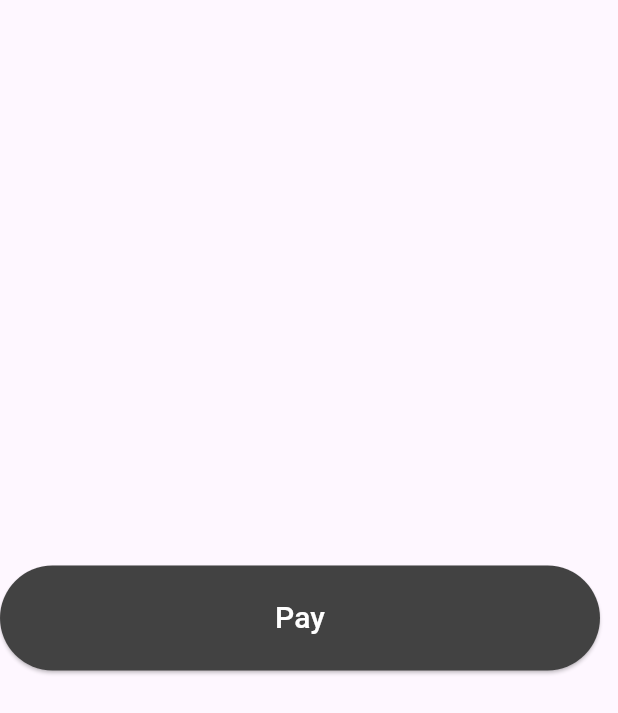
After one commit to kamil36/food_delivery_app, a Flutter app: the MyRazorPay screen opened by its route, after a tap on "Pay", on a phone screen of 412 x 824 dp. The commit adds this screen. Shown: the top 713 px of the screen. Run offline on Flutter 3.47's test engine with Material 3 defaults, Android fonts, the phone set to English and light mode, and no system bars; our stand-ins replace go_router; missing offline and left inert: razorpay_flutter.

Commit message:
Some Changes

```diff
--- /dev/null
+++ b/lib/razorpay/razorpay.dart
@@ -0,0 +1,94 @@
+import 'package:flutter/material.dart';
+import 'package:razorpay_flutter/razorpay_flutter.dart';
+
+class MyRazorPay extends StatefulWidget {
+  const MyRazorPay({super.key});
+
+  @override
+  State<MyRazorPay> createState() => _MyRazorPayState();
+}
+
+class _MyRazorPayState extends State<MyRazorPay> {
+  late Razorpay _razorpay;
+  final GlobalKey<ScaffoldMessengerState> scaffoldMessengerKey =
+      GlobalKey<ScaffoldMessengerState>();
+
+  @override
+  void initState() {
+    super.initState();
+    _razorpay = Razorpay();
+    _razorpay.on(Razorpay.EVENT_PAYMENT_SUCCESS, _handlePaymentSuccess);
+    _razorpay.on(Razorpay.EVENT_PAYMENT_ERROR, _handlePaymentError);
+    _razorpay.on(Razorpay.EVENT_EXTERNAL_WALLET, _handleExternalWallet);
+  }
+
+  void _handlePaymentSuccess(PaymentSuccessResponse response) {
+    scaffoldMessengerKey.currentState?.showSnackBar(
+      SnackBar(
+          content: Text(
+              "Congratulations! Payment Successful: ${response.paymentId}")),
+    );
+  }
+
+  void _handlePaymentError(PaymentFailureResponse response) {
+    scaffoldMessengerKey.currentState?.showSnackBar(
+      SnackBar(
+          content:
+              Text("Payment Error: ${response.code} - ${response.message}")),
+    );
+  }
+
+  void _handleExternalWallet(ExternalWalletResponse response) {
+    scaffoldMessengerKey.currentState?.showSnackBar(
+      SnackBar(content: Text("External Wallet: ${response.walletName}")),
+    );
+  }
+
+  void _startPayment() {
+    var options = {
+      'key': 'rzp_test_cw47EurKaxSKe4',
+      'amount': 200 * 100,
+      'name': 'Flipkart',
+      'description': 'Test Payment',
+      'timeout': 60,
+      'prefill': {'contact': '1234567890', 'email': 'test@example.com'},
+      'external': {
+        'wallets': ['paytm']
+      }
+    };
+
+    try {
+      _razorpay.open(options);
+    } catch (e) {
+      scaffoldMessengerKey.currentState?.showSnackBar(
+        SnackBar(content: Text("Error: $e")),
+      );
+    }
+  }
+
+  @override
+  void dispose() {
+    _razorpay.clear();
+    super.dispose();
+  }
+
+  @override
+  Widget build(BuildContext context) {
+    return Scaffold(
+      body: Column(
+        mainAxisAlignment: MainAxisAlignment.center,
+        children: [
+          ElevatedButton(
+            style: ElevatedButton.styleFrom(
+                fixedSize: Size(400, 70), backgroundColor: Colors.grey[800]),
+            onPressed: _startPayment,
+            child: Text(
+              "Pay",
+              style: TextStyle(fontSize: 20, color: Colors.white),
+            ),
+          ),
+        ],
+      ),
+    );
+  }
+}
--- a/lib/routes/router_config.dart
+++ b/lib/routes/router_config.dart
@@ -4,13 +4,16 @@ import 'package:food_delivery_app/pages/addtocart_page.dart';
 import 'package:food_delivery_app/pages/animation_page.dart';
 import 'package:food_delivery_app/pages/home_page.dart';
 import 'package:food_delivery_app/pages/items_page.dart';
+import 'package:food_delivery_app/razorpay/razorpay.dart';
 import 'package:go_router/go_router.dart';
+import 'package:razorpay_flutter/razorpay_flutter.dart';
 
 class MyRoutes {
   static String animationpage = "/";
   static String homepage = "/home";
   static String addtocart = "/add";
   static String itempage = "/item";
+  static String razorpay = "/razorpay";
 
   late final GoRouter router;
 
@@ -46,6 +49,10 @@ class MyRoutes {
           path: MyRoutes.itempage,
           builder: (context, state) => ItemPage(),
         ),
+        GoRoute(
+          path: MyRoutes.razorpay,
+          builder: (context, state) => MyRazorPay(),
+        ),
       ],
       errorBuilder: (context, state) {
         return Text("Error: ${state.error}");
--- a/lib/widgets/add_to_cart_page/second_container_section.dart
+++ b/lib/widgets/add_to_cart_page/second_container_section.dart
@@ -1,6 +1,8 @@
 import 'package:flutter/material.dart';
 import 'package:food_delivery_app/models/product_model.dart';
+import 'package:food_delivery_app/routes/router_config.dart';
 import 'package:food_delivery_app/widgets/add_to_cart_page/extra_item_section.dart';
+import 'package:go_router/go_router.dart';
 
 class SecondContainerSection extends StatefulWidget {
   final Product product;
@@ -182,7 +184,9 @@ class _SecondContainerSectionState extends State<SecondContainerSection> {
             Padding(
               padding: const EdgeInsets.only(left: 50),
               child: InkWell(
-                onTap: () {},
+                onTap: () {
+                  context.go(MyRoutes.itempage);
+                },
                 child: Container(
                   height: 50,
                   width: 230,
--- a/lib/widgets/items_page/item_button_section.dart
+++ b/lib/widgets/items_page/item_button_section.dart
@@ -1,4 +1,6 @@
 import 'package:flutter/material.dart';
+import 'package:food_delivery_app/routes/router_config.dart';
+import 'package:go_router/go_router.dart';
 
 class ItemButtonSection extends StatelessWidget {
   const ItemButtonSection({super.key});
@@ -8,7 +10,9 @@ class ItemButtonSection extends StatelessWidget {
     return Padding(
       padding: const EdgeInsets.only(left: 50),
       child: InkWell(
-        onTap: () {},
+        onTap: () {
+          context.go(MyRoutes.razorpay);
+        },
         child: Container(
           height: 50,
           width: 230,
--- a/pubspec.yaml
+++ b/pubspec.yaml
@@ -35,6 +35,7 @@ dependencies:
   # Use with the CupertinoIcons class for iOS style icons.
   cupertino_icons: ^1.0.8
   go_router: ^14.8.1
+  razorpay_flutter: ^1.4.0
 
 dev_dependencies:
   flutter_test:
```
Also changed, not shown: lib/pages/animation_page.dart (+6 -1 lines), lib/widgets/add_to_cart_page/first_container_section.dart (+4 -3 lines), lib/widgets/items_page/bottom_text_section.dart (+7 -0 lines), pubspec.lock.
